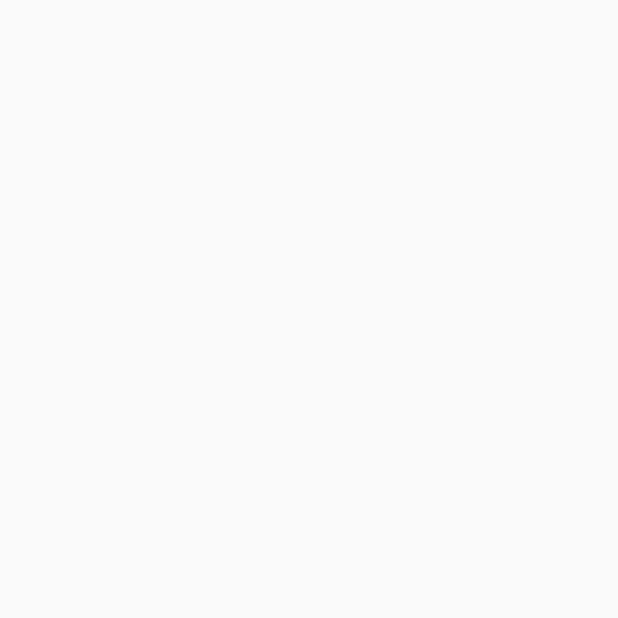
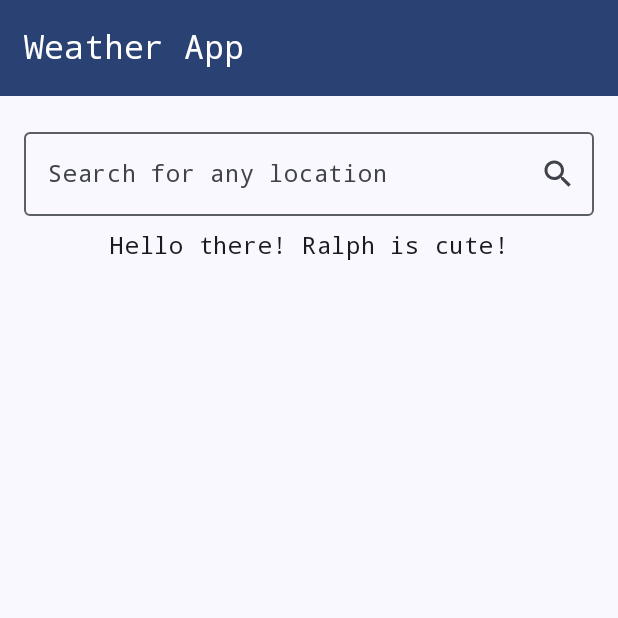
Before and after one commit to ralphmarondev/weather-app, an Android app built with Jetpack Compose: the screen it shows after launch (MainActivity), on a phone screen of 412 x 824 dp, the top half of it. Before the commit the part shown is empty. Run offline under Robolectric (Android 15) with nearby library versions, the phone set to English and light mode, and no system bars; our stand-ins replace livedata-compose; pictures from the network do not load.

Commit message:
it works now
- when we search a location, [e.g., London, Tuguegarao] it will show
  the wheather on that location.
- We implemeted retrofit correctly.
- We implemeted a basic weather app, thanks to
  https://www.weatherapi.com/ api.

```diff
--- a/app/src/main/AndroidManifest.xml
+++ b/app/src/main/AndroidManifest.xml
@@ -2,6 +2,7 @@
 <manifest xmlns:android="http://schemas.android.com/apk/res/android"
     xmlns:tools="http://schemas.android.com/tools">
 
+    <uses-permission android:name="android.permission.INTERNET" />
     <application
         android:allowBackup="true"
         android:dataExtractionRules="@xml/data_extraction_rules"
--- a/app/src/main/java/com/ralphmarondev/weatherapp/MainActivity.kt
+++ b/app/src/main/java/com/ralphmarondev/weatherapp/MainActivity.kt
@@ -4,15 +4,20 @@ import android.os.Bundle
 import androidx.activity.ComponentActivity
 import androidx.activity.compose.setContent
 import androidx.activity.enableEdgeToEdge
+import androidx.lifecycle.ViewModelProvider
+import com.ralphmarondev.weatherapp.presentation.HomeScreen
+import com.ralphmarondev.weatherapp.presentation.HomeViewModel
 import com.ralphmarondev.weatherapp.ui.theme.WeatherAppTheme
 
 class MainActivity : ComponentActivity() {
     override fun onCreate(savedInstanceState: Bundle?) {
         super.onCreate(savedInstanceState)
         enableEdgeToEdge()
+
+        val viewModel = ViewModelProvider(this)[HomeViewModel::class.java]
         setContent {
             WeatherAppTheme {
-
+                HomeScreen(viewModel)
             }
         }
     }
--- /dev/null
+++ b/app/src/main/java/com/ralphmarondev/weatherapp/data/api/NetworkResponse.kt
@@ -0,0 +1,7 @@
+package com.ralphmarondev.weatherapp.data.api
+
+sealed class NetworkResponse<out T> {
+    data class Success<out T>(val data: T) : NetworkResponse<T>()
+    data class Error(val message: String) : NetworkResponse<Nothing>()
+    data object Loading : NetworkResponse<Nothing>()
+}
--- /dev/null
+++ b/app/src/main/java/com/ralphmarondev/weatherapp/data/api/RetrofitInstance.kt
@@ -0,0 +1,17 @@
+package com.ralphmarondev.weatherapp.data.api
+
+import retrofit2.Retrofit
+import retrofit2.converter.gson.GsonConverterFactory
+
+object RetrofitInstance {
+    private const val BASE_URL = "https://api.weatherapi.com"
+
+    private fun getInstance(): Retrofit {
+        return Retrofit.Builder()
+            .baseUrl(BASE_URL)
+            .addConverterFactory(GsonConverterFactory.create())
+            .build()
+    }
+
+    val weatherApi: WeatherApi = getInstance().create(WeatherApi::class.java)
+}
--- /dev/null
+++ b/app/src/main/java/com/ralphmarondev/weatherapp/data/api/WeatherApi.kt
@@ -0,0 +1,14 @@
+package com.ralphmarondev.weatherapp.data.api
+
+import retrofit2.Response
+import retrofit2.http.GET
+import retrofit2.http.Query
+
+interface WeatherApi {
+
+    @GET("/v1/current.json")
+    suspend fun getWeather(
+        @Query("key") apiKey: String,
+        @Query("q") city: String
+    ): Response<WeatherModel>
+}
--- /dev/null
+++ b/app/src/main/java/com/ralphmarondev/weatherapp/data/util/Constant.kt
@@ -0,0 +1,5 @@
+package com.ralphmarondev.weatherapp.data.util
+
+object Constant {
+    const val API_KEY = "YOUR_API_KEY"
+}
--- /dev/null
+++ b/app/src/main/java/com/ralphmarondev/weatherapp/presentation/HomeScreen.kt
@@ -0,0 +1,196 @@
+package com.ralphmarondev.weatherapp.presentation
+
+import androidx.compose.foundation.layout.Arrangement
+import androidx.compose.foundation.layout.Column
+import androidx.compose.foundation.layout.Row
+import androidx.compose.foundation.layout.Spacer
+import androidx.compose.foundation.layout.fillMaxSize
+import androidx.compose.foundation.layout.fillMaxWidth
+import androidx.compose.foundation.layout.height
+import androidx.compose.foundation.layout.padding
+import androidx.compose.foundation.layout.size
+import androidx.compose.foundation.lazy.LazyColumn
+import androidx.compose.material.icons.Icons
+import androidx.compose.material.icons.filled.LocationOn
+import androidx.compose.material.icons.filled.Search
+import androidx.compose.material3.CircularProgressIndicator
+import androidx.compose.material3.ExperimentalMaterial3Api
+import androidx.compose.material3.Icon
+import androidx.compose.material3.IconButton
+import androidx.compose.material3.MaterialTheme
+import androidx.compose.material3.OutlinedTextField
+import androidx.compose.material3.Scaffold
+import androidx.compose.material3.Text
+import androidx.compose.material3.TopAppBar
+import androidx.compose.material3.TopAppBarDefaults
+import androidx.compose.runtime.Composable
+import androidx.compose.runtime.getValue
+import androidx.compose.runtime.livedata.observeAsState
+import androidx.compose.runtime.mutableStateOf
+import androidx.compose.runtime.remember
+import androidx.compose.runtime.setValue
+import androidx.compose.ui.Alignment
+import androidx.compose.ui.Modifier
+import androidx.compose.ui.graphics.Color
+import androidx.compose.ui.platform.LocalSoftwareKeyboardController
+import androidx.compose.ui.text.TextStyle
+import androidx.compose.ui.text.font.FontFamily
+import androidx.compose.ui.text.font.FontWeight
+import androidx.compose.ui.text.style.TextAlign
+import androidx.compose.ui.text.style.TextOverflow
+import androidx.compose.ui.unit.dp
+import androidx.compose.ui.unit.sp
+import coil.compose.AsyncImage
+import com.ralphmarondev.weatherapp.data.api.NetworkResponse
+import com.ralphmarondev.weatherapp.data.api.WeatherModel
+
+@OptIn(ExperimentalMaterial3Api::class)
+@Composable
+fun HomeScreen(viewModel: HomeViewModel) {
+    var city by remember { mutableStateOf("") }
+    val weatherResult = viewModel.weatherResult.observeAsState()
+    val keyboardController = LocalSoftwareKeyboardController.current
+
+    Scaffold(
+        topBar = {
+            TopAppBar(
+                title = {
+                    Text(
+                        text = "Weather App",
+                        fontFamily = FontFamily.Monospace
+                    )
+                },
+                colors = TopAppBarDefaults.topAppBarColors(
+                    containerColor = MaterialTheme.colorScheme.primary,
+                    titleContentColor = MaterialTheme.colorScheme.onPrimary
+                )
+            )
+        }
+    ) { innerPadding ->
+        LazyColumn(
+            modifier = Modifier
+                .fillMaxSize()
+                .padding(innerPadding)
+        ) {
+            item {
+                Column(
+                    modifier = Modifier
+                        .fillMaxWidth()
+                        .padding(8.dp),
+                    horizontalAlignment = Alignment.CenterHorizontally
+                ) {
+                    OutlinedTextField(
+                        value = city,
+                        onValueChange = { city = it },
+                        label = {
+                            Text(
+                                text = "Search for any location",
+                                fontFamily = FontFamily.Monospace,
+                                maxLines = 1,
+                                overflow = TextOverflow.Ellipsis
+                            )
+                        },
+                        textStyle = TextStyle(
+                            fontFamily = FontFamily.Monospace,
+                            fontSize = 18.sp,
+                            fontWeight = FontWeight.W500
+                        ),
+                        trailingIcon = {
+                            IconButton(
+                                onClick = {
+                                    viewModel.getData(city)
+                                    keyboardController?.hide()
+                                }
+                            ) {
+                                Icon(
+                                    imageVector = Icons.Default.Search,
+                                    contentDescription = "Search Location"
+                                )
+                            }
+                        },
+                        modifier = Modifier
+                            .fillMaxWidth()
+                            .padding(8.dp),
+                        maxLines = 1
+                    )
+
+                    when (val result = weatherResult.value) {
+                        is NetworkResponse.Error -> {
+                            Text(
+                                text = result.message
+                            )
+                        }
+
+                        NetworkResponse.Loading -> {
+                            CircularProgressIndicator()
+                        }
+
+                        is NetworkResponse.Success -> {
+                            WeatherDetails(data = result.data)
+                        }
+
+                        null -> {
+                            Text(
+                                text = "Hello there! Ralph is cute!",
+                                fontFamily = FontFamily.Monospace
+                            )
+                        }
+                    }
+                }
+            }
+        }
+    }
+}
+
+@Composable
+fun WeatherDetails(data: WeatherModel) {
+    Column(
+        modifier = Modifier
+            .fillMaxWidth()
+            .padding(vertical = 8.dp),
+        horizontalAlignment = Alignment.CenterHorizontally
+    ) {
+        Row(
+            modifier = Modifier.fillMaxWidth(),
+            horizontalArrangement = Arrangement.Start,
+            verticalAlignment = Alignment.CenterVertically
+        ) {
+            Icon(
+                imageVector = Icons.Default.LocationOn,
+                contentDescription = "Location",
+                modifier = Modifier.size(40.dp),
+                tint = MaterialTheme.colorScheme.primary
+            )
+            Column {
+                Text(text = data.location.name, fontSize = 30.sp, fontFamily = FontFamily.Monospace)
+                Text(
+                    text = data.location.country,
+                    fontFamily = FontFamily.Monospace,
+                    fontSize = 18.sp,
+                    color = Color.Gray
+                )
+            }
+        }
+        Spacer(modifier = Modifier.height(16.dp))
+
+        Text(
+            text = "${data.current.temp_c} °C",
+            fontSize = 56.sp,
+            fontWeight = FontWeight.Bold,
+            textAlign = TextAlign.Center
+        )
+
+        AsyncImage(
+            modifier = Modifier.size(160.dp),
+            model = "https:${data.current.condition.icon}".replace("64x65", "128x128"),
+            contentDescription = "Condition"
+        )
+        Text(
+            text = data.current.condition.text,
+            fontSize = 20.sp,
+            fontFamily = FontFamily.Monospace,
+            textAlign = TextAlign.Center,
+            color = Color.Gray
+        )
+    }
+}
--- /dev/null
+++ b/app/src/main/java/com/ralphmarondev/weatherapp/presentation/HomeViewModel.kt
@@ -0,0 +1,37 @@
+package com.ralphmarondev.weatherapp.presentation
+
+import androidx.lifecycle.LiveData
+import androidx.lifecycle.MutableLiveData
+import androidx.lifecycle.ViewModel
+import androidx.lifecycle.viewModelScope
+import com.ralphmarondev.weatherapp.data.api.NetworkResponse
+import com.ralphmarondev.weatherapp.data.api.RetrofitInstance
+import com.ralphmarondev.weatherapp.data.api.WeatherModel
+import com.ralphmarondev.weatherapp.data.util.Constant
+import kotlinx.coroutines.launch
+
+class HomeViewModel : ViewModel() {
+
+    private val weatherApi = RetrofitInstance.weatherApi
+    private val _weatherResult = MutableLiveData<NetworkResponse<WeatherModel>>()
+    val weatherResult: LiveData<NetworkResponse<WeatherModel>> = _weatherResult
+
+    fun getData(city: String) {
+        _weatherResult.value = NetworkResponse.Loading
+
+        viewModelScope.launch {
+            try {
+                val response = weatherApi.getWeather(Constant.API_KEY, city)
+                if (response.isSuccessful) {
+                    response.body()?.let {
+                        _weatherResult.value = NetworkResponse.Success(it)
+                    }
+                } else {
+                    _weatherResult.value = NetworkResponse.Error("Failed to load data")
+                }
+            } catch (e: Exception) {
+                _weatherResult.value = NetworkResponse.Error("Failed to load data")
+            }
+        }
+    }
+}
```
Also changed, not shown: app/build.gradle.kts (+8 -0 lines), app/src/main/java/com/ralphmarondev/weatherapp/data/api/WeatherModel.kt (added, +9 -0 lines), app/src/main/java/com/ralphmarondev/weatherapp/data/util/Condition.kt (added, +7 -0 lines), app/src/main/java/com/ralphmarondev/weatherapp/data/util/Current.kt (added, +27 -0 lines), app/src/main/java/com/ralphmarondev/weatherapp/data/util/Location.kt (added, +12 -0 lines), gradle/libs.versions.toml (+8 -0 lines).
